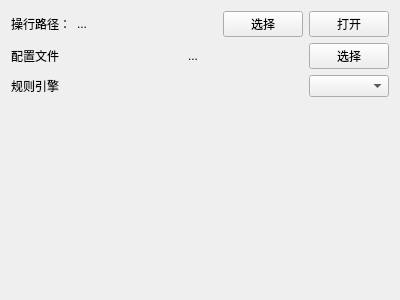
Old version of the form quantifysettingwindow.ui in the repository howdy213/QuantifyPlugin.
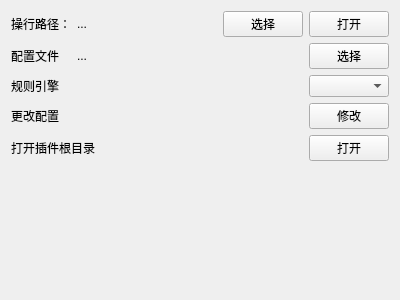
New version of the form.

Patch:
```diff
--- a/quantifysettingwindow.ui
+++ b/quantifysettingwindow.ui
@@ -14,8 +14,15 @@
    <string>Form</string>
   </property>
   <layout class="QGridLayout" name="gridLayout">
-   <item row="1" column="1" colspan="4">
-    <spacer name="spacerConfig">
+   <item row="5" column="0" colspan="7">
+    <widget class="QLabel" name="labelOpenDir">
+     <property name="text">
+      <string>打开插件根目录</string>
+     </property>
+    </widget>
+   </item>
+   <item row="0" column="3" colspan="2">
+    <spacer name="spacerPath">
      <property name="orientation">
       <enum>Qt::Orientation::Horizontal</enum>
      </property>
@@ -27,10 +34,17 @@
      </property>
     </spacer>
    </item>
-   <item row="1" column="5" colspan="2">
-    <widget class="QLabel" name="labelConfigPath">
+   <item row="2" column="0">
+    <widget class="QLabel" name="labelEngine">
      <property name="text">
-      <string>...</string>
+      <string>规则引擎</string>
+     </property>
+    </widget>
+   </item>
+   <item row="0" column="0">
+    <widget class="QLabel" name="labelPath">
+     <property name="text">
+      <string>操行路径：</string>
      </property>
     </widget>
    </item>
@@ -41,7 +55,7 @@
      </property>
     </widget>
    </item>
-   <item row="3" column="0" colspan="8">
+   <item row="6" column="0" colspan="8">
     <spacer name="verticalSpacer">
      <property name="orientation">
       <enum>Qt::Orientation::Vertical</enum>
@@ -54,6 +68,23 @@
      </property>
     </spacer>
    </item>
+   <item row="2" column="7">
+    <widget class="QComboBox" name="comboBox"/>
+   </item>
+   <item row="0" column="5" colspan="2">
+    <widget class="QPushButton" name="btnSelectPath">
+     <property name="text">
+      <string>选择</string>
+     </property>
+    </widget>
+   </item>
+   <item row="3" column="0" colspan="7">
+    <widget class="QLabel" name="labelChangeConfig">
+     <property name="text">
+      <string>更改配置</string>
+     </property>
+    </widget>
+   </item>
    <item row="1" column="0">
     <widget class="QLabel" name="labelConfig">
      <property name="text">
@@ -61,30 +92,23 @@
      </property>
     </widget>
    </item>
-   <item row="0" column="0">
-    <widget class="QLabel" name="labelPath">
+   <item row="3" column="7">
+    <widget class="QPushButton" name="btnChangeConfig">
+     <property name="sizePolicy">
+      <sizepolicy hsizetype="Maximum" vsizetype="Fixed">
+       <horstretch>0</horstretch>
+       <verstretch>0</verstretch>
+      </sizepolicy>
+     </property>
      <property name="text">
-      <string>操行路径：</string>
+      <string>修改</string>
      </property>
     </widget>
    </item>
-   <item row="0" column="2" colspan="4">
-    <spacer name="spacerPath">
-     <property name="orientation">
-      <enum>Qt::Orientation::Horizontal</enum>
-     </property>
-     <property name="sizeHint" stdset="0">
-      <size>
-       <width>232</width>
-       <height>20</height>
-      </size>
-     </property>
-    </spacer>
-   </item>
-   <item row="0" column="1">
-    <widget class="QLabel" name="labelPathContent">
+   <item row="5" column="7">
+    <widget class="QPushButton" name="btnOpenDir">
      <property name="text">
-      <string>...</string>
+      <string>打开</string>
      </property>
     </widget>
    </item>
@@ -95,22 +119,32 @@
      </property>
     </widget>
    </item>
-   <item row="0" column="6">
-    <widget class="QPushButton" name="btnSelectPath">
+   <item row="1" column="1">
+    <widget class="QLabel" name="labelConfigPath">
      <property name="text">
-      <string>选择</string>
+      <string>...</string>
      </property>
     </widget>
    </item>
-   <item row="2" column="0">
-    <widget class="QLabel" name="labelEngine">
+   <item row="0" column="1" colspan="2">
+    <widget class="QLabel" name="labelPathContent">
      <property name="text">
-      <string>规则引擎</string>
+      <string>...</string>
      </property>
     </widget>
    </item>
-   <item row="2" column="7">
-    <widget class="QComboBox" name="comboBox"/>
+   <item row="1" column="3" colspan="4">
+    <spacer name="spacerConfig">
+     <property name="orientation">
+      <enum>Qt::Orientation::Horizontal</enum>
+     </property>
+     <property name="sizeHint" stdset="0">
+      <size>
+       <width>40</width>
+       <height>20</height>
+      </size>
+     </property>
+    </spacer>
    </item>
    <item row="2" column="1" colspan="6">
     <spacer name="horizontalSpacer">
```
Left out of the diff: 2 changed lines with no effect on the pictures.
